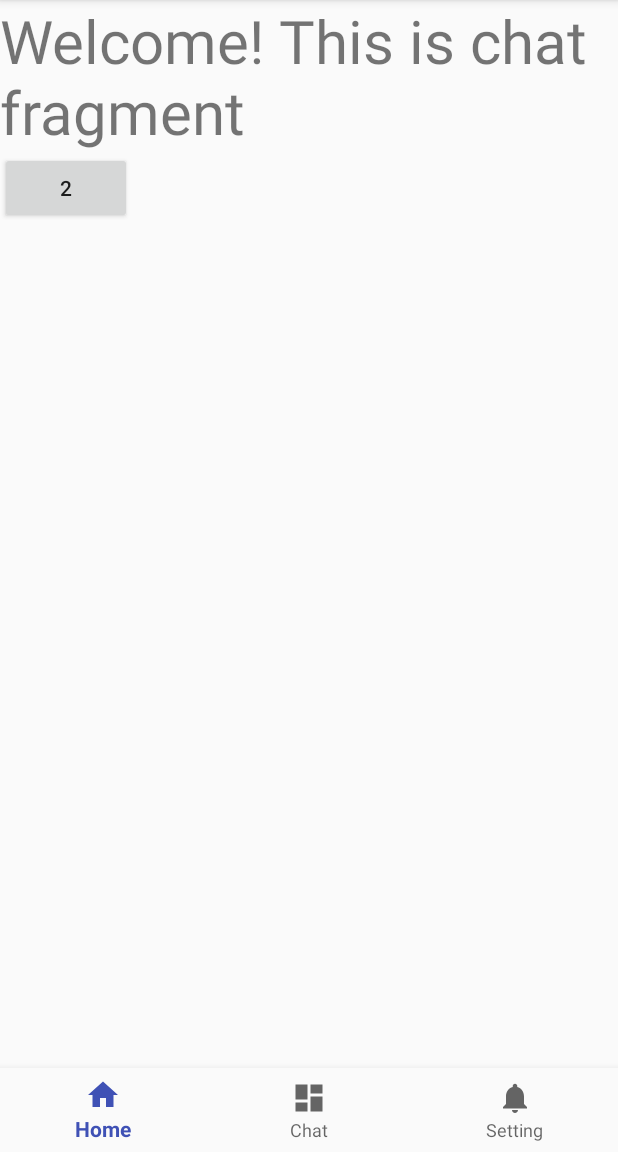
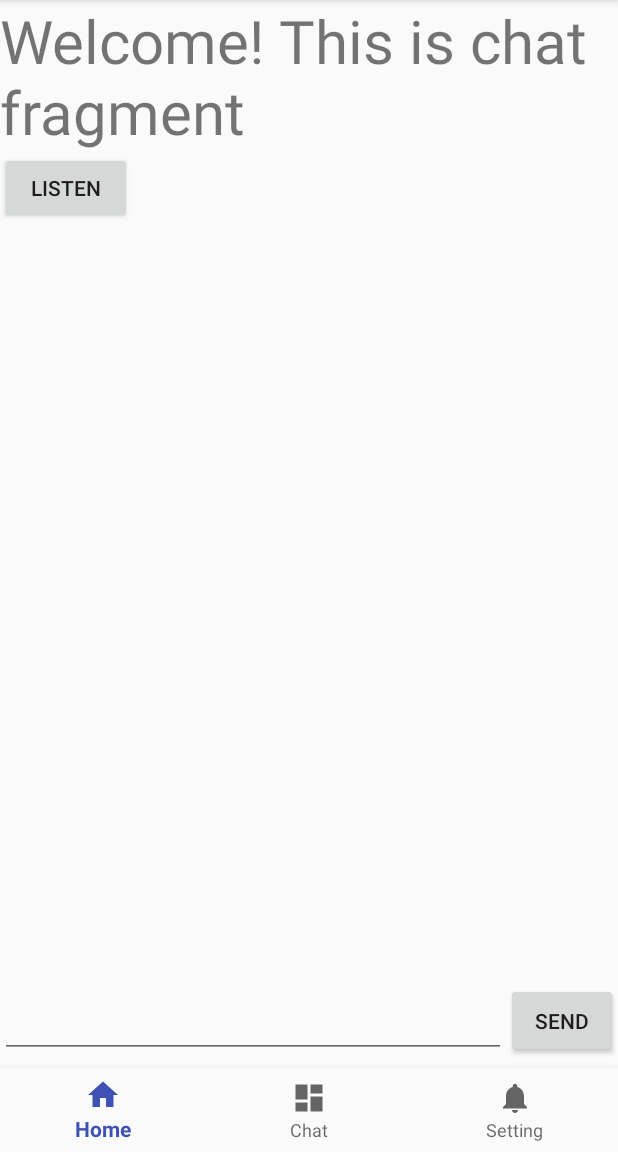
Before and after one commit to DGU-CSE-5G/5G_CHAT_BOT, an Android app: the fragment ChatFragment placed in its activity, on a phone screen of 412 x 824 dp, the part 84-1236 px from its top. Run offline under Robolectric (Android 15) with nearby library versions, the phone set to English and light mode, and no system bars; libraries missing offline, so code that uses them is left out: ai.api, ai.api.android, ai.api.model.

Commit message:
simple chat ui
This is simple chat ui by 영기 & 근창

```diff
--- a/app/build.gradle
+++ b/app/build.gradle
@@ -42,5 +42,8 @@ dependencies {
     compile 'cn.pedant.sweetalert:library:1.3'
     compile 'com.android.volley:volley:1.0.0'
     compile 'me.relex:circleindicator:1.2.2@aar'
+    compile 'ai.api:sdk:2.0.7@aar'
+    compile 'ai.api:libai:1.6.12'
+
     implementation files('/Users/alex/Downloads/jackson-databind-2.9.0.jar')
 }
--- a/app/src/main/java/com/example/alex/dg_chatbot/UI/Main/ChatFragment.java
+++ /dev/null
@@ -1,31 +0,0 @@
-package com.example.alex.dg_chatbot.UI.Main;
-
-
-import android.os.Bundle;
-import android.support.v4.app.Fragment;
-import android.view.LayoutInflater;
-import android.view.View;
-import android.view.ViewGroup;
-
-import com.example.alex.dg_chatbot.R;
-
-/**
- * A simple {@link Fragment} subclass.
- */
-public class ChatFragment extends Fragment {
-
-
-    public ChatFragment() {
-        // Required empty public constructor
-    }
-
-
-    @Override
-    public View onCreateView(LayoutInflater inflater, ViewGroup container,
-                             Bundle savedInstanceState) {
-        // Inflate the layout for this fragment
-        View view = (View) inflater.inflate(R.layout.fragment_chat, container, false);
-        return view;
-    }
-
-}
--- /dev/null
+++ b/app/src/main/java/com/example/alex/dg_chatbot/UI/Main/chat/ChatFragment.java
@@ -0,0 +1,173 @@
+package com.example.alex.dg_chatbot.UI.Main.chat;
+
+
+import android.annotation.SuppressLint;
+import android.os.AsyncTask;
+import android.os.Bundle;
+import android.support.v4.app.Fragment;
+import android.view.LayoutInflater;
+import android.view.View;
+import android.view.ViewGroup;
+import android.widget.Button;
+import android.widget.EditText;
+import android.widget.TextView;
+
+import com.example.alex.dg_chatbot.R;
+import com.google.gson.JsonElement;
+
+import java.util.Map;
+
+import ai.api.AIDataService;
+import ai.api.AIListener;
+import ai.api.AIServiceException;
+import ai.api.android.AIConfiguration;
+import ai.api.android.AIService;
+import ai.api.model.AIError;
+import ai.api.model.AIRequest;
+import ai.api.model.AIResponse;
+import ai.api.model.Result;
+
+/**
+ * A simple {@link Fragment} subclass.
+ */
+public class ChatFragment extends Fragment{
+    private TextView tvResult;
+    private EditText etSendMsg;
+    private AIService aiService;
+    private Button btSend;
+    final AIRequest aiRequest = new AIRequest();
+
+    final AIConfiguration config = new AIConfiguration("2aa32e7cdfb44da8b90ad5ca56141b01",
+            AIConfiguration.SupportedLanguages.English,
+            AIConfiguration.RecognitionEngine.System);
+
+    final AIDataService aiDataService = new AIDataService(config);
+
+    public ChatFragment() {
+    }
+
+    @Override
+    public void onStart() {
+        super.onStart();
+    }
+
+    @Override
+    public View onCreateView(LayoutInflater inflater, ViewGroup container,
+                             Bundle savedInstanceState) {
+        // Inflate the layout for this fragment
+        View view = (View) inflater.inflate(R.layout.fragment_chat, container, false);
+        tvResult = view.findViewById(R.id.tvResult);
+        etSendMsg = view.findViewById(R.id.etSendMsg);
+        btSend = view.findViewById(R.id.btSend);
+
+//        aiRequest.setQuery("1월 학사일정 알려줘");
+
+        btSend.setOnClickListener(new View.OnClickListener() {
+            String sendMsg = "";
+            @Override
+            public void onClick(View view) {
+                sendMsg = etSendMsg.getText().toString();
+                new Thread(new Runnable() {
+                    @Override
+                    public void run() {
+                        getActivity().runOnUiThread(new Runnable() {
+                            @Override
+                            public void run() {
+                                requestQuery(sendMsg);
+                            }
+                        });
+                    }
+                }).start();
+            }
+        });
+//        aiRequest.setQuery("1월 학사일정 알려줘");
+//        new AsyncTask<AIRequest, Void, AIResponse>(){
+//            @Override
+//            protected AIResponse doInBackground(AIRequest... aiRequests) {
+//                final AIRequest request = aiRequests[0];
+//                try {
+////                    tvResult.setText("" + aiRequests[0]);
+//                    final AIResponse aiResponse = aiDataService.request(request);
+//                    return aiResponse;
+//                } catch (AIServiceException e) {
+//                    e.printStackTrace();
+//                }
+//
+//                return null;
+//            }
+//
+//            @Override
+//            protected void onPostExecute(AIResponse aiResponse) {
+//                super.onPostExecute(aiResponse);
+//
+//                if(aiResponse != null){
+//                    Result result = aiResponse.getResult();
+//                    String paramString = "";
+//                    if(result.getParameters() != null && !result.getParameters().isEmpty()){
+//                        for(final Map.Entry<String, JsonElement> entry : result.getParameters().entrySet()){
+//                            paramString += "(" + entry.getKey() + ", " + entry.getValue() + ") ";
+//                        }
+//                    }
+//
+//
+//                    tvResult.setText("Query : " + result.getResolvedQuery() +
+//                            "\nAction : " + result.getAction()+
+//                            "\nParam : " + paramString+
+//                            "\nspeech : " + result.getFulfillment().getSpeech());
+//
+//
+//
+////                    tvResult.setText(aiResponse.getResult() + "");
+//                }else{
+//                    tvResult.setText("error");
+//                }
+//            }
+//        }.execute(aiRequest);
+
+
+        return view;
+    }
+
+
+
+    public void requestQuery(final String sendMsg){
+        aiRequest.setQuery(sendMsg);
+        new AsyncTask<AIRequest, Void, AIResponse>(){
+            @Override
+            protected AIResponse doInBackground(AIRequest... aiRequests) {
+                final AIRequest aiRequest = aiRequests[0];
+                try {
+//                    aiRequest.setQuery("Hello");
+                    final AIResponse aiResponse = aiDataService.request(aiRequest);
+                    return aiResponse;
+                } catch (AIServiceException e) {
+                    e.printStackTrace();
+                }
+                return null;
+            }
+            @Override
+            protected void onPostExecute(AIResponse aiResponse) {
+                Result result = aiResponse.getResult();
+                String paramString = "";
+                if(result.getParameters() != null && !result.getParameters().isEmpty()){
+                    for(final Map.Entry<String, JsonElement> entry : result.getParameters().entrySet()){
+                        paramString += "(" + entry.getKey() + ", " + entry.getValue() + ") ";
+                    }
+                }
+
+                super.onPostExecute(aiResponse);
+                if(aiResponse != null){
+                    //process aiResponse here
+                    tvResult.setText("Query : " + result.getResolvedQuery() +
+                            "\nAction : " + result.getAction()+
+                            "\nParam : " + paramString+
+                            "\nSpeech : " + result.getFulfillment().getSpeech());
+                }
+            }
+
+
+        }.execute(aiRequest);
+    }
+
+
+}
--- a/app/src/main/res/layout/fragment_chat.xml
+++ b/app/src/main/res/layout/fragment_chat.xml
@@ -3,17 +3,55 @@
     android:layout_width="match_parent"
     android:layout_height="match_parent"
     android:orientation="vertical"
-    tools:context="com.example.alex.dg_chatbot.UI.Main.ChatFragment">
+    android:weightSum="100"
+    tools:context="com.example.alex.dg_chatbot.UI.Main.chat.ChatFragment">
 
     <!-- TODO: Update blank fragment layout -->
+
+
+
+    <LinearLayout
+        android:layout_width="match_parent"
+        android:layout_height="0dp"
+        android:layout_weight="99"
+        android:orientation="vertical">
         <TextView
             android:layout_width="wrap_content"
             android:layout_height="wrap_content"
-        android:textSize="40dp"
-        android:text="Welcome! This is chat fragment" />
+            android:text="Welcome! This is chat fragment"
+            android:textSize="40dp" />
 
         <Button
-        android:text="2"
+            android:id="@+id/btAudioTest"
+            android:text="listen"
             android:layout_width="wrap_content"
             android:layout_height="wrap_content" />
+
+        <TextView
+            android:id="@+id/tvResult"
+            android:layout_width="match_parent"
+            android:layout_height="wrap_content" />
     </LinearLayout>
+
+    <LinearLayout
+        android:layout_width="match_parent"
+        android:layout_height="50dp"
+        android:weightSum="100">
+
+
+        <EditText
+            android:id="@+id/etSendMsg"
+            android:layout_weight="82"
+            android:layout_width="0dp"
+            android:layout_height="match_parent" />
+
+        <Button
+            android:id="@+id/btSend"
+            android:layout_weight="18"
+            android:layout_width="0dp"
+            android:layout_height="match_parent"
+            android:text="send" />
+    </LinearLayout>
+
+
+</LinearLayout>
```
Also changed, not shown: app/src/main/AndroidManifest.xml (+10 -5 lines), app/src/main/java/com/example/alex/dg_chatbot/UI/Main/MainActivity.java (+18 -1 lines), app/src/main/java/com/example/alex/dg_chatbot/UI/Main/chat/ChatActivity.java (added, +114 -0 lines), app/src/main/res/layout/activity_chat.xml (added, +55 -0 lines), 96 other files. Lines whose indentation alone changed are shown as unchanged.
